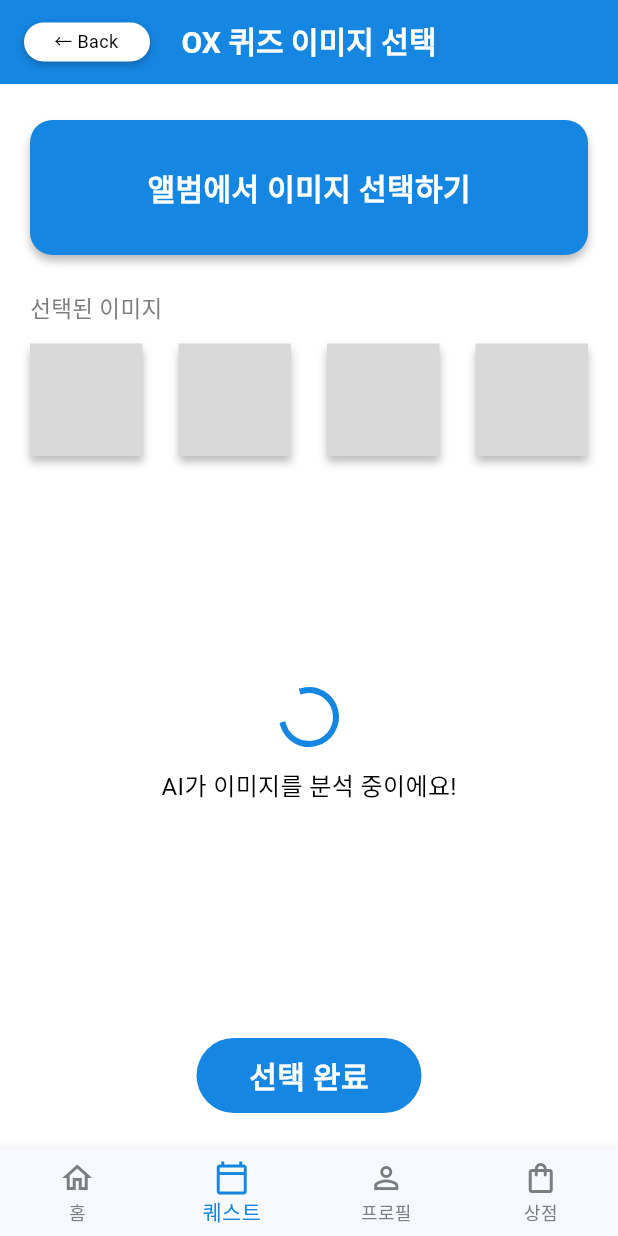
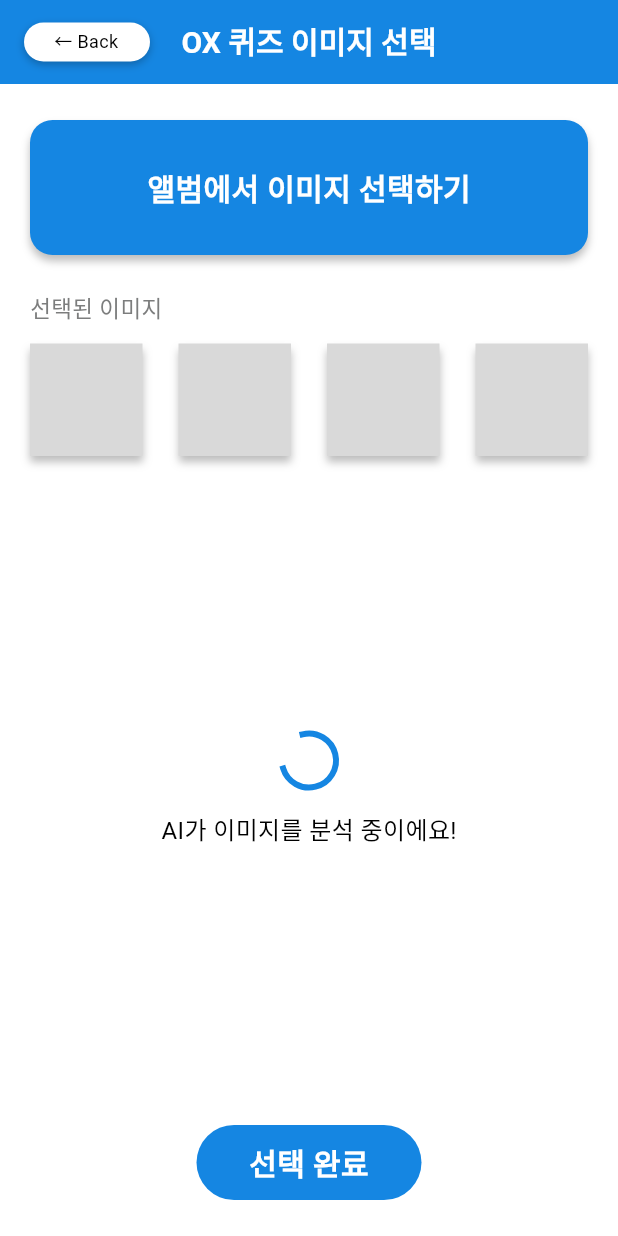
Before and after one commit to IS4Ps/frontend, a Flutter app: the OxScreen screen opened directly, on a phone screen of 412 x 824 dp. Run offline on Flutter 3.47's test engine with Material 3 defaults, Android fonts, the light colour scheme and no system bars; our stand-ins replace flutter_svg.

Commit message:
[FEAT/#16] OX 퀴즈 화면 UI

```diff
--- a/lib/screens/quest/ox_screen.dart
+++ b/lib/screens/quest/ox_screen.dart
@@ -1,9 +1,10 @@
 import 'package:flutter/material.dart';
-
 import 'ox_quiz_screen.dart';
 
 class OxScreen extends StatelessWidget {
-  const OxScreen({super.key});
+  final VoidCallback? onBack;
+
+  const OxScreen({super.key, this.onBack});
 
   @override
   Widget build(BuildContext context) {
@@ -13,22 +14,31 @@ class OxScreen extends StatelessWidget {
         backgroundColor: const Color(0xFF1586E2),
         elevation: 0,
         leadingWidth: 100,
-
         leading: GestureDetector(
-          onTap: () => Navigator.pop(context),
+          onTap: () {
+            if (onBack != null) {
+              onBack!();
+            } else {
+              Navigator.pop(context);
+            }
+          },
           child: Container(
             margin: const EdgeInsets.only(left: 16, top: 15, bottom: 15),
             padding: const EdgeInsets.symmetric(horizontal: 20),
             decoration: BoxDecoration(
               color: Colors.white,
               borderRadius: BorderRadius.circular(50),
-              boxShadow: [
-                BoxShadow(color: Colors.black26, blurRadius: 4, offset: Offset(0, 2)),
+              boxShadow: const [
+                BoxShadow(
+                  color: Colors.black26,
+                  blurRadius: 4,
+                  offset: Offset(0, 2),
+                ),
               ],
             ),
-            child: Padding(
-              padding: const EdgeInsets.only(top: 3),
-              child: const Text(
+            child: const Padding(
+              padding: EdgeInsets.only(top: 3),
+              child: Text(
                 '← Back',
                 style: TextStyle(color: Colors.black, fontSize: 12),
               ),
@@ -37,7 +47,11 @@ class OxScreen extends StatelessWidget {
         ),
         title: const Text(
           'OX 퀴즈 이미지 선택',
-          style: TextStyle(color: Colors.white, fontSize: 20, fontWeight: FontWeight.w600),
+          style: TextStyle(
+            color: Colors.white,
+            fontSize: 20,
+            fontWeight: FontWeight.w600,
+          ),
         ),
         centerTitle: true,
       ),
@@ -46,7 +60,6 @@ class OxScreen extends StatelessWidget {
         child: Column(
           crossAxisAlignment: CrossAxisAlignment.start,
           children: [
-            // 앨범에서 이미지 선택하기 버튼
             GestureDetector(
               onTap: () {
                 // TODO: 앨범 열기
@@ -57,63 +70,61 @@ class OxScreen extends StatelessWidget {
                 decoration: BoxDecoration(
                   color: const Color(0xFF1586E2),
                   borderRadius: BorderRadius.circular(15),
-                  boxShadow: [
-                    BoxShadow(color: Colors.black26, blurRadius: 4, offset: Offset(0, 4)),
+                  boxShadow: const [
+                    BoxShadow(
+                      color: Colors.black26,
+                      blurRadius: 4,
+                      offset: Offset(0, 4),
+                    ),
                   ],
                 ),
                 child: const Center(
                   child: Text(
                     '앨범에서 이미지 선택하기',
-                    style: TextStyle(color: Colors.white, fontSize: 20, fontWeight: FontWeight.w600),
+                    style: TextStyle(
+                      color: Colors.white,
+                      fontSize: 20,
+                      fontWeight: FontWeight.w600,
+                    ),
                   ),
                 ),
               ),
             ),
-
             const SizedBox(height: 24),
-
-            // 선택된 이미지 라벨
             const Text(
               '선택된 이미지',
               style: TextStyle(color: Color(0xFF7C7D7D), fontSize: 15),
             ),
-
             const SizedBox(height: 12),
-
-            // 이미지 슬롯 4개
             Row(
               mainAxisAlignment: MainAxisAlignment.spaceBetween,
               children: List.generate(4, (index) => _buildImageSlot()),
             ),
-
             const Spacer(),
-
-            // 로딩 스피너 + 텍스트
-            Center(
+            const Center(
               child: Column(
                 children: [
-                  const CircularProgressIndicator(
+                  CircularProgressIndicator(
                     color: Color(0xFF1586E2),
                     strokeWidth: 4,
                   ),
-                  const SizedBox(height: 16),
-                  const Text(
+                  SizedBox(height: 16),
+                  Text(
                     'AI가 이미지를 분석 중이에요!',
                     style: TextStyle(fontSize: 16, color: Colors.black),
                   ),
                 ],
               ),
             ),
-
             const Spacer(),
-
-            // 선택 완료 버튼
             Center(
               child: GestureDetector(
                 onTap: () {
                   Navigator.push(
                     context,
-                    MaterialPageRoute(builder: (context) => const OxQuizScreen()),
+                    MaterialPageRoute(
+                      builder: (context) => const OxQuizScreen(),
+                    ),
                   );
                 },
                 child: Container(
@@ -126,7 +137,11 @@ class OxScreen extends StatelessWidget {
                   child: const Center(
                     child: Text(
                       '선택 완료',
-                      style: TextStyle(color: Colors.white, fontSize: 20, fontWeight: FontWeight.w600),
+                      style: TextStyle(
+                        color: Colors.white,
+                        fontSize: 20,
+                        fontWeight: FontWeight.w600,
+                      ),
                     ),
                   ),
                 ),
@@ -135,20 +150,6 @@ class OxScreen extends StatelessWidget {
           ],
         ),
       ),
-
-      // 바텀 네비게이션
-      bottomNavigationBar: BottomNavigationBar(
-        currentIndex: 1, // 퀘스트 활성
-        selectedItemColor: const Color(0xFF1586E2),
-        unselectedItemColor: const Color(0xFF7C7D7D),
-        type: BottomNavigationBarType.fixed,
-        items: const [
-          BottomNavigationBarItem(icon: Icon(Icons.home_outlined), label: '홈'),
-          BottomNavigationBarItem(icon: Icon(Icons.calendar_today_outlined), label: '퀘스트'),
-          BottomNavigationBarItem(icon: Icon(Icons.person_outline), label: '프로필'),
-          BottomNavigationBarItem(icon: Icon(Icons.shopping_bag_outlined), label: '상점'),
-        ],
-      ),
     );
   }
 
@@ -156,10 +157,14 @@ class OxScreen extends StatelessWidget {
     return Container(
       width: 75,
       height: 75,
-      decoration: BoxDecoration(
-        color: const Color(0xFFD9D9D9),
+      decoration: const BoxDecoration(
+        color: Color(0xFFD9D9D9),
         boxShadow: [
-          BoxShadow(color: Colors.black26, blurRadius: 4, offset: Offset(0, 4)),
+          BoxShadow(
+            color: Colors.black26,
+            blurRadius: 4,
+            offset: Offset(0, 4),
+          ),
         ],
       ),
     );
--- a/lib/screens/quest/quest_screen.dart
+++ b/lib/screens/quest/quest_screen.dart
@@ -2,6 +2,7 @@ import 'package:flutter/material.dart';
 import 'grow_screen.dart';
 import 'speech_bubble.dart';
 import 'routine_screen.dart';
+import 'ox_screen.dart';
 
 class QuestScreen extends StatefulWidget {
   const QuestScreen({super.key});
@@ -11,19 +12,24 @@ class QuestScreen extends StatefulWidget {
 }
 
 class _QuestScreenState extends State<QuestScreen> {
-  // 0: 메인, 1: 루틴 상세, 2: 성장 화면
+  // 0: 메인, 1: 루틴 상세, 2: 성장 화면, 3: OX 화면
   int currentStep = 0;
 
   @override
   Widget build(BuildContext context) {
-    // 2단계: 성장 화면
+    if (currentStep == 3) {
+      return OxScreen(
+        onBack: () => setState(() => currentStep = 2),
+      );
+    }
+
     if (currentStep == 2) {
       return GrowScreen(
         onBack: () => setState(() => currentStep = 1),
+        onQuizTap: () => setState(() => currentStep = 3),
       );
     }
 
-    // 1단계: 루틴 상세 화면
     if (currentStep == 1) {
       return RoutineScreen(
         onBack: () => setState(() => currentStep = 0),
@@ -31,7 +37,6 @@ class _QuestScreenState extends State<QuestScreen> {
       );
     }
 
-    // 0단계: 메인 퀘스트 화면
     return Scaffold(
       backgroundColor: const Color(0xFFFDFDFD),
       body: SingleChildScrollView(
@@ -42,7 +47,7 @@ class _QuestScreenState extends State<QuestScreen> {
             const SizedBox(height: 20),
             _buildCharacterSection(context),
             const SizedBox(height: 30),
-            _buildQuestCard(context), // 0단계에서 1단계로 전환하는 카드
+            _buildQuestCard(context),
             const SizedBox(height: 30),
           ],
         ),
@@ -56,8 +61,10 @@ class _QuestScreenState extends State<QuestScreen> {
       child: Column(
         crossAxisAlignment: CrossAxisAlignment.start,
         children: [
-          const Text("Level 1 모험가",
-              style: TextStyle(fontWeight: FontWeight.bold, fontSize: 24)),
+          const Text(
+            "Level 1 모험가",
+            style: TextStyle(fontWeight: FontWeight.bold, fontSize: 24),
+          ),
           const SizedBox(height: 8),
           ClipRRect(
             borderRadius: BorderRadius.circular(30),
@@ -71,7 +78,9 @@ class _QuestScreenState extends State<QuestScreen> {
           const SizedBox(height: 10),
           const Center(
             child: Text(
-                "70%", style: TextStyle(color: Colors.black, fontSize: 22)),
+              "70%",
+              style: TextStyle(color: Colors.black, fontSize: 22),
+            ),
           ),
         ],
       ),
@@ -146,7 +155,7 @@ class _QuestScreenState extends State<QuestScreen> {
     return GestureDetector(
       onTap: () {
         setState(() {
-          currentStep = 1; // 0단계에서 1단계(루틴상세)로 변경
+          currentStep = 1;
         });
       },
       child: Container(
@@ -169,11 +178,15 @@ class _QuestScreenState extends State<QuestScreen> {
             const Column(
               crossAxisAlignment: CrossAxisAlignment.start,
               children: [
-                Text("다음 퀘스트",
-                    style: TextStyle(color: Colors.grey, fontSize: 18)),
+                Text(
+                  "다음 퀘스트",
+                  style: TextStyle(color: Colors.grey, fontSize: 18),
+                ),
                 SizedBox(height: 5),
-                Text("학원 다녀오기", style: TextStyle(
-                    fontSize: 22, fontWeight: FontWeight.bold)),
+                Text(
+                  "학원 다녀오기",
+                  style: TextStyle(fontSize: 22, fontWeight: FontWeight.bold),
+                ),
               ],
             ),
             const Icon(Icons.arrow_forward_ios, color: Colors.grey, size: 18),
@@ -253,7 +266,15 @@ class BubblePainter extends CustomPainter {
     const double tailHeight = 10.0;
     double tailPosition = size.width * 0.8;
 
-    path.addRRect(RRect.fromLTRBR(0, 0, size.width, size.height - tailHeight, const Radius.circular(radius)));
+    path.addRRect(
+      RRect.fromLTRBR(
+        0,
+        0,
+        size.width,
+        size.height - tailHeight,
+        const Radius.circular(radius),
+      ),
+    );
     path.moveTo(tailPosition - tailWidth, size.height - tailHeight);
     path.lineTo(tailPosition, size.height);
     path.lineTo(tailPosition + tailWidth, size.height - tailHeight);
```
Also changed, not shown: lib/screens/quest/grow_screen.dart (+48 -22 lines).
